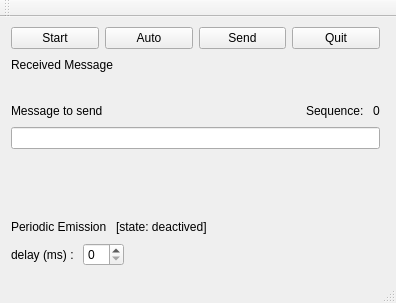
MinhNghiaD/Airplug-ClearPath, file core/apps/BAS/mainwindow.ui: the form before one commit.
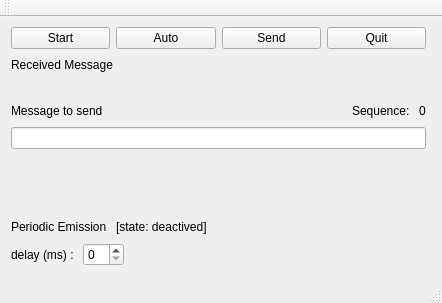
The form after the commit.

What changed in the file:
```diff
--- a/core/apps/BAS/mainwindow.ui
+++ b/core/apps/BAS/mainwindow.ui
@@ -6,7 +6,7 @@
    <rect>
     <x>0</x>
     <y>0</y>
-    <width>396</width>
+    <width>442</width>
     <height>303</height>
    </rect>
   </property>
@@ -19,7 +19,7 @@
      <rect>
       <x>0</x>
       <y>-1</y>
-      <width>391</width>
+      <width>437</width>
       <height>261</height>
      </rect>
     </property>
```
